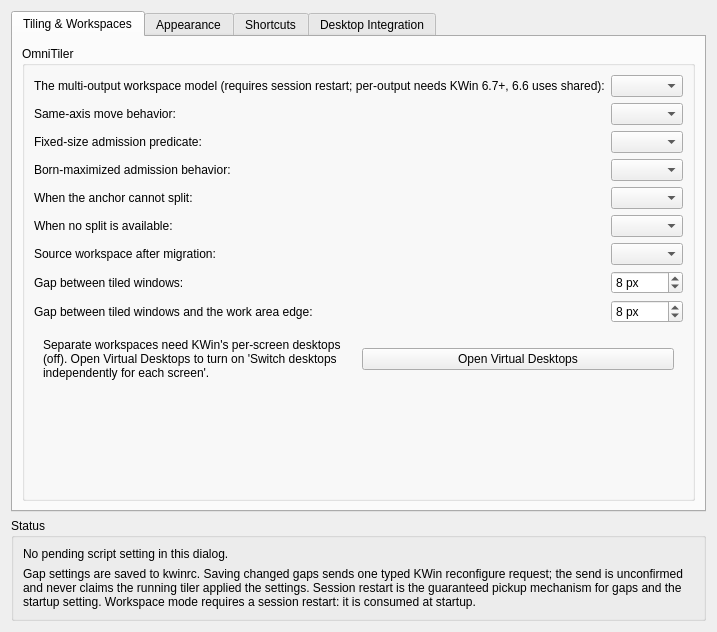
This is kwin/native-effect/unifiedsettings.ui in beefsack/OmniTiler as Qt 5 draws it before an edit. The edited form follows.
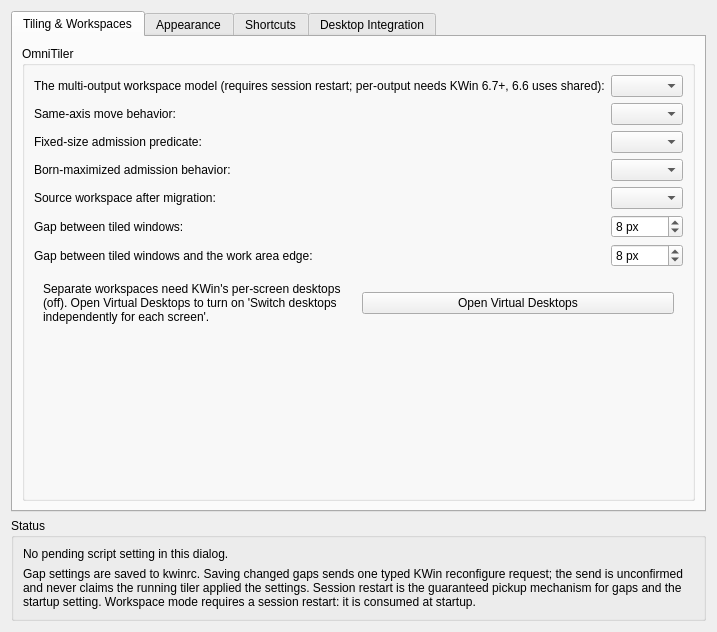
This is the edited form. Custom widgets are drawn as their Qt base class.

```diff
--- a/kwin/native-effect/unifiedsettings.ui
+++ b/kwin/native-effect/unifiedsettings.ui
@@ -72,32 +72,6 @@
                <widget class="QComboBox" name="bornMaximizedCombo"/>
               </item>
               <item row="4" column="0">
-               <widget class="QLabel" name="label_anchorFallback">
-                <property name="buddy">
-                 <cstring>anchorFallbackCombo</cstring>
-                </property>
-               <property name="text">
-                <string>When the anchor cannot split:</string>
-               </property>
-              </widget>
-             </item>
-              <item row="4" column="1">
-              <widget class="QComboBox" name="anchorFallbackCombo"/>
-             </item>
-             <item row="5" column="0">
-              <widget class="QLabel" name="label_noSpaceResult">
-               <property name="buddy">
-                <cstring>noSpaceResultCombo</cstring>
-               </property>
-              <property name="text">
-               <string>When no split is available:</string>
-              </property>
-             </widget>
-            </item>
-             <item row="5" column="1">
-             <widget class="QComboBox" name="noSpaceResultCombo"/>
-            </item>
-              <item row="6" column="0">
                <widget class="QLabel" name="label_migrationSourceRefill">
                 <property name="buddy">
                  <cstring>migrationSourceRefillCombo</cstring>
@@ -107,10 +81,10 @@
                </property>
               </widget>
              </item>
-              <item row="6" column="1">
+              <item row="4" column="1">
               <widget class="QComboBox" name="migrationSourceRefillCombo"/>
              </item>
-              <item row="7" column="0">
+              <item row="5" column="0">
                <widget class="QLabel" name="label_innerGap">
                <property name="buddy">
                 <cstring>innerGapSpinBox</cstring>
@@ -120,7 +94,7 @@
               </property>
              </widget>
             </item>
-              <item row="7" column="1">
+              <item row="5" column="1">
               <widget class="QSpinBox" name="innerGapSpinBox">
             <property name="minimum">
              <number>0</number>
@@ -136,7 +110,7 @@
             </property>
            </widget>
           </item>
-              <item row="8" column="0">
+              <item row="6" column="0">
                <widget class="QLabel" name="label_outerGap">
                <property name="buddy">
                 <cstring>outerGapSpinBox</cstring>
@@ -146,7 +120,7 @@
               </property>
              </widget>
             </item>
-              <item row="8" column="1">
+              <item row="6" column="1">
               <widget class="QSpinBox" name="outerGapSpinBox">
             <property name="minimum">
              <number>0</number>
@@ -162,7 +136,7 @@
             </property>
            </widget>
           </item>
-              <item row="9" column="0" colspan="2">
+              <item row="7" column="0" colspan="2">
                <widget class="QWidget" name="virtualDesktopsWarningRow">
                 <layout class="QHBoxLayout" name="virtualDesktopsWarningRowLayout">
                  <item>
```
Lines whose indentation alone changed are shown as unchanged.
